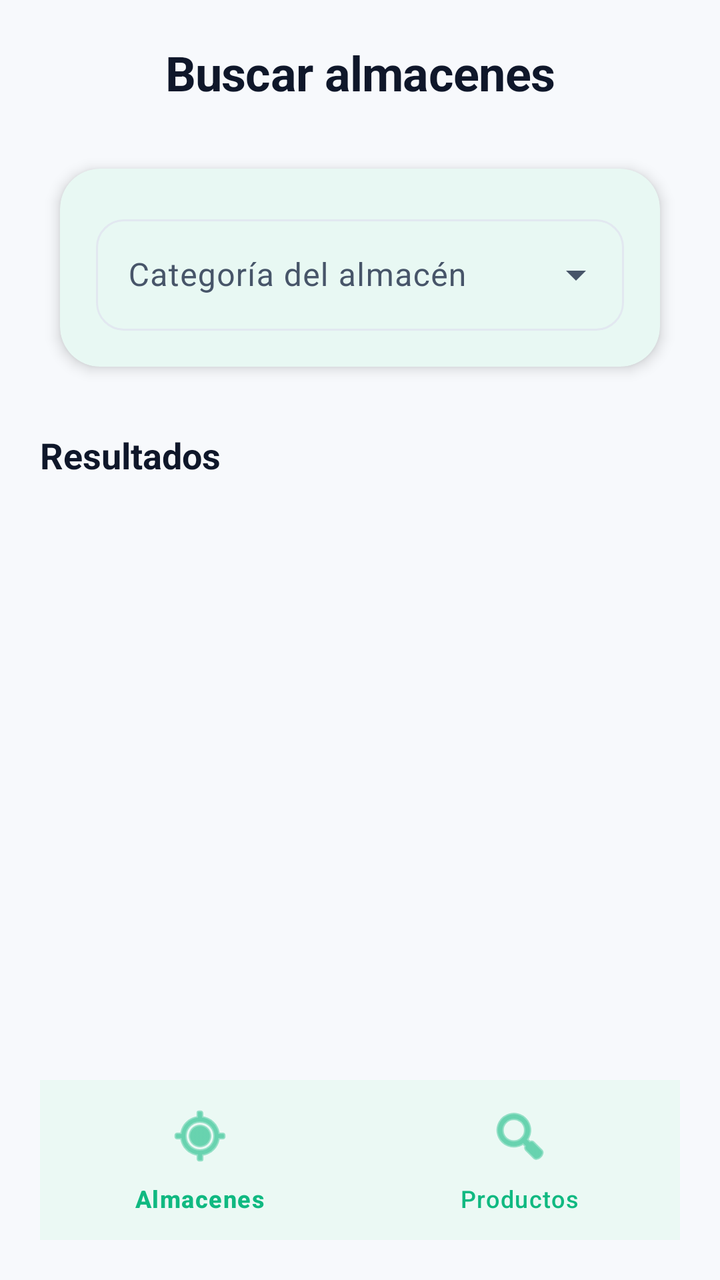
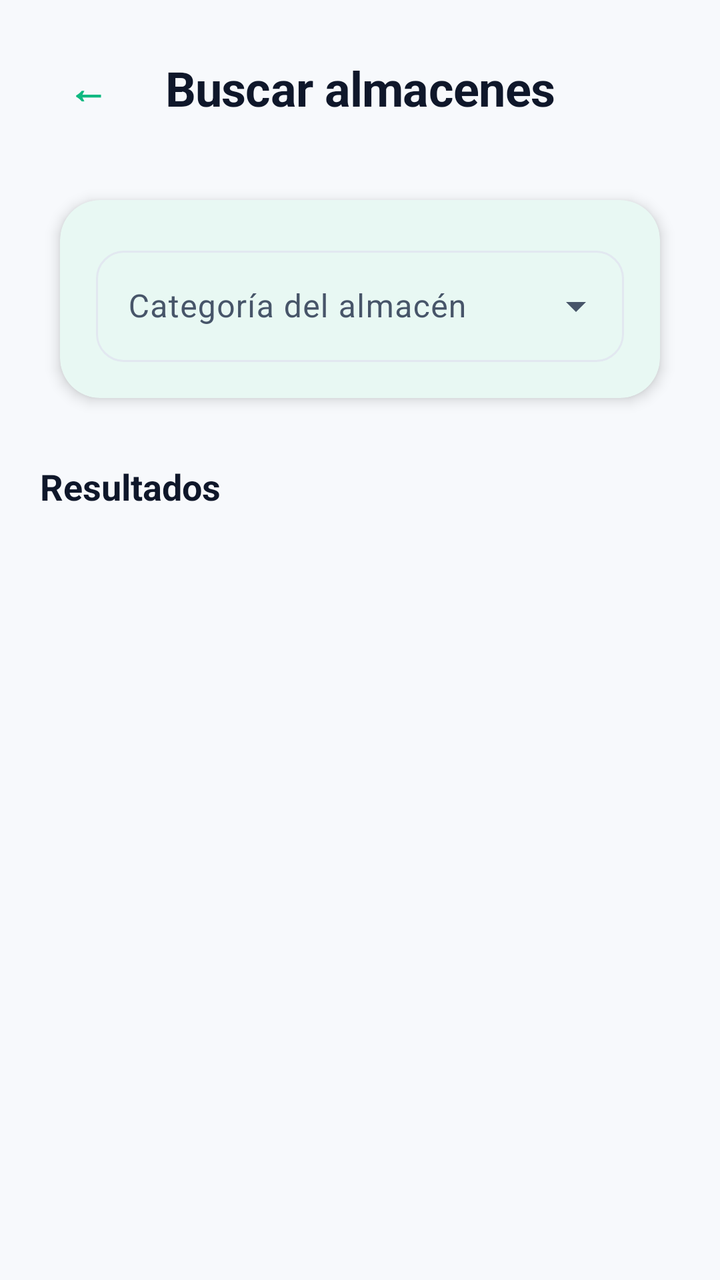

The first picture is an Android layout as it rendered before a commit; the second is the same layout after the commit. The layout source and the unified diff follow.
<!-- AndroidManifest.xml: application theme Theme.RutaAlmacen -->
<!-- res/layout/activity_almacenes_cercanos.xml -->
<?xml version="1.0" encoding="utf-8"?>
<androidx.constraintlayout.widget.ConstraintLayout xmlns:android="http://schemas.android.com/apk/res/android"
    xmlns:app="http://schemas.android.com/apk/res-auto"
    xmlns:tools="http://schemas.android.com/tools"
    android:id="@+id/contenedor_almacenes"
    android:layout_width="match_parent"
    android:layout_height="match_parent"
    android:background="@color/fondo_app"
    android:padding="@dimen/margen_pantalla"
    tools:context=".AlmacenesCercanosActivity">

    <TextView
        android:id="@+id/texto_titulo_almacenes"
        android:layout_width="0dp"
        android:layout_height="wrap_content"
        android:gravity="center"
        android:text="Buscar almacenes"
        android:textAppearance="@style/TextAppearance.RutaAlmacen.Comprador.TitleLarge"
        app:layout_constraintEnd_toEndOf="parent"
        app:layout_constraintStart_toStartOf="parent"
        app:layout_constraintTop_toTopOf="parent" />

    <com.google.android.material.card.MaterialCardView
        android:id="@+id/contenedor_filtro_distancia_almacenes"
        android:layout_width="0dp"
        android:layout_height="wrap_content"
        android:layout_marginTop="@dimen/espacio_lg"
        app:cardBackgroundColor="@color/fondo_card"
        app:cardCornerRadius="@dimen/radio_card"
        app:cardElevation="@dimen/elevacion_card"
        app:cardUseCompatPadding="true"
        app:strokeWidth="0dp"
        app:layout_constraintEnd_toEndOf="parent"
        app:layout_constraintStart_toStartOf="parent"
        app:layout_constraintTop_toBottomOf="@id/texto_titulo_almacenes">

        <LinearLayout
            android:layout_width="match_parent"
            android:layout_height="wrap_content"
            android:orientation="vertical"
            android:padding="@dimen/padding_card">

            <com.google.android.material.textfield.TextInputLayout
                android:id="@+id/contenedor_categoria_almacenes"
                style="@style/Widget.Material3.TextInputLayout.OutlinedBox.ExposedDropdownMenu"
                android:layout_width="match_parent"
                android:layout_height="wrap_content"
                android:hint="Categoría del almacén"
                app:endIconMode="dropdown_menu"
                app:hintTextAppearance="@style/TextAppearance.RutaAlmacen.Comprador.BodyMedium">

                <AutoCompleteTextView
                    android:id="@+id/campo_categoria_almacenes"
                    android:layout_width="match_parent"
                    android:layout_height="wrap_content"
                    android:inputType="none" />
            </com.google.android.material.textfield.TextInputLayout>
        </LinearLayout>
    </com.google.android.material.card.MaterialCardView>

    <TextView
        android:id="@+id/texto_sin_almacenes"
        android:layout_width="0dp"
        android:layout_height="wrap_content"
        android:layout_marginTop="@dimen/espacio_lg"
        android:gravity="center"
        android:text="No se encontraron almacenes"
        android:textAppearance="@style/TextAppearance.RutaAlmacen.Comprador.BodyMedium"
        android:visibility="gone"
        app:layout_constraintEnd_toEndOf="parent"
        app:layout_constraintStart_toStartOf="parent"
        app:layout_constraintTop_toBottomOf="@id/contenedor_filtro_distancia_almacenes" />

    <TextView
        android:id="@+id/texto_resultados_almacenes"
        android:layout_width="0dp"
        android:layout_height="wrap_content"
        android:layout_marginTop="@dimen/espacio_lg"
        android:text="Resultados"
        android:textAppearance="@style/TextAppearance.RutaAlmacen.Comprador.TitleMedium"
        app:layout_constraintEnd_toEndOf="parent"
        app:layout_constraintStart_toStartOf="parent"
        app:layout_constraintTop_toBottomOf="@id/contenedor_filtro_distancia_almacenes" />

    <androidx.recyclerview.widget.RecyclerView
        android:id="@+id/recycler_almacenes"
        android:layout_width="0dp"
        android:layout_height="0dp"
        android:layout_marginTop="@dimen/espacio_sm"
        android:clipToPadding="false"
        android:paddingBottom="@dimen/espacio_lg"
        app:layout_constraintBottom_toTopOf="@id/nav_comprador"
        app:layout_constraintEnd_toEndOf="parent"
        app:layout_constraintStart_toStartOf="parent"
        app:layout_constraintTop_toBottomOf="@id/texto_resultados_almacenes"
        tools:listitem="@layout/item_almacen_cercano" />

    <com.google.android.material.bottomnavigation.BottomNavigationView
        android:id="@+id/nav_comprador"
        android:layout_width="0dp"
        android:layout_height="wrap_content"
        android:background="@color/fondo_card"
        app:itemIconSize="@dimen/ancho_icono_grande"
        app:itemIconTint="@color/colorPrimary"
        app:itemTextAppearanceActive="@style/TextAppearance.RutaAlmacen.Comprador.Nav"
        app:itemTextAppearanceInactive="@style/TextAppearance.RutaAlmacen.Comprador.Nav"
        app:itemTextColor="@color/colorPrimary"
        app:labelVisibilityMode="labeled"
        app:layout_constraintBottom_toBottomOf="parent"
        app:layout_constraintEnd_toEndOf="parent"
        app:layout_constraintStart_toStartOf="parent"
        app:menu="@menu/menu_comprador" />

    <LinearLayout
        android:id="@+id/contenedor_carga_almacenes"
        android:layout_width="0dp"
        android:layout_height="0dp"
        android:clickable="true"
        android:focusable="true"
        android:gravity="center"
        android:orientation="vertical"
        android:visibility="gone"
        app:layout_constraintBottom_toBottomOf="parent"
        app:layout_constraintEnd_toEndOf="parent"
        app:layout_constraintStart_toStartOf="parent"
        app:layout_constraintTop_toTopOf="parent">

        <com.google.android.material.card.MaterialCardView
            android:layout_width="wrap_content"
            android:layout_height="wrap_content"
            app:cardBackgroundColor="@color/fondo_card"
            app:cardCornerRadius="@dimen/radio_card"
            app:cardElevation="@dimen/elevacion_card"
            app:cardUseCompatPadding="true"
            app:strokeWidth="0dp">

            <LinearLayout
                android:layout_width="wrap_content"
                android:layout_height="wrap_content"
                android:gravity="center"
                android:orientation="vertical"
                android:padding="@dimen/padding_card">

                <com.google.android.material.progressindicator.CircularProgressIndicator
                    android:layout_width="@dimen/espacio_3xl"
                    android:layout_height="@dimen/espacio_3xl"
                    app:indicatorSize="@dimen/espacio_3xl"
                    app:trackThickness="@dimen/espacio_xs" />

                <TextView
                    android:layout_width="wrap_content"
                    android:layout_height="wrap_content"
                    android:layout_marginTop="@dimen/espacio_sm"
                    android:text="Cargando..."
                    android:textAppearance="@style/TextAppearance.RutaAlmacen.Comprador.BodyMedium" />
            </LinearLayout>
        </com.google.android.material.card.MaterialCardView>
    </LinearLayout>

</androidx.constraintlayout.widget.ConstraintLayout>
<!-- res/layout/item_almacen_cercano.xml (included above) -->
<?xml version="1.0" encoding="utf-8"?>
<com.google.android.material.card.MaterialCardView xmlns:android="http://schemas.android.com/apk/res/android"
    xmlns:app="http://schemas.android.com/apk/res-auto"
    android:layout_width="match_parent"
    android:layout_height="wrap_content"
    android:layout_marginHorizontal="@dimen/espacio_xs"
    android:layout_marginVertical="@dimen/espacio_xs"
    app:cardBackgroundColor="@color/fondo_card"
    app:cardCornerRadius="@dimen/radio_card"
    app:cardElevation="@dimen/elevacion_card"
    app:cardUseCompatPadding="true"
    app:strokeWidth="0dp">

    <LinearLayout
        android:layout_width="match_parent"
        android:layout_height="wrap_content"
        android:orientation="vertical"
        android:padding="@dimen/padding_card">

        <LinearLayout
            android:layout_width="match_parent"
            android:layout_height="wrap_content"
            android:gravity="center_vertical"
            android:orientation="horizontal">

            <TextView
                android:id="@+id/texto_nombre_almacen"
                android:layout_width="0dp"
                android:layout_height="wrap_content"
                android:layout_weight="1"
                android:textAppearance="@style/TextAppearance.RutaAlmacen.Comprador.TitleMedium"
                android:text="Almacén" />

            <TextView
                android:id="@+id/texto_estado_almacen"
                android:layout_width="wrap_content"
                android:layout_height="wrap_content"
                android:textAppearance="@style/TextAppearance.RutaAlmacen.Comprador.BodyMedium"
                android:textColor="@color/estado_abierto"
                android:textStyle="bold"
                android:text="Abierto" />
        </LinearLayout>

        <TextView
            android:id="@+id/texto_distancia_almacen"
            android:layout_width="match_parent"
            android:layout_height="wrap_content"
            android:layout_marginTop="@dimen/espacio_sm"
            android:textAppearance="@style/TextAppearance.RutaAlmacen.Comprador.BodyMedium"
            android:text="Distancia: 0 m" />

        <TextView
            android:id="@+id/texto_categoria_almacen"
            android:layout_width="match_parent"
            android:layout_height="wrap_content"
            android:layout_marginTop="@dimen/espacio_xs"
            android:textAppearance="@style/TextAppearance.RutaAlmacen.Comprador.BodyMedium"
            android:text="Categoría: Almacén" />

        <TextView
            android:id="@+id/texto_horario_almacen"
            android:layout_width="match_parent"
            android:layout_height="wrap_content"
            android:layout_marginTop="@dimen/espacio_xs"
            android:textAppearance="@style/TextAppearance.RutaAlmacen.Comprador.BodyMedium"
            android:text="Horario: 09:00 - 13:00 / 15:00 - 19:00" />

        <TextView
            android:id="@+id/texto_pagos_almacen"
            android:layout_width="match_parent"
            android:layout_height="wrap_content"
            android:layout_marginTop="@dimen/espacio_xs"
            android:textAppearance="@style/TextAppearance.RutaAlmacen.Comprador.BodyMedium"
            android:text="Pagos: " />

        <TextView
            android:id="@+id/texto_caja_vecina_almacen"
            android:layout_width="match_parent"
            android:layout_height="wrap_content"
            android:layout_marginTop="@dimen/espacio_xxs"
            android:textAppearance="@style/TextAppearance.RutaAlmacen.Comprador.BodyMedium"
            android:textStyle="bold"
            android:text="Caja Vecina: " />

        <LinearLayout
            android:layout_width="match_parent"
            android:layout_height="wrap_content"
            android:layout_marginTop="@dimen/espacio_md"
            android:gravity="end"
            android:orientation="horizontal">

            <com.google.android.material.button.MaterialButton
                android:id="@+id/boton_ver_stock_almacen"
                style="@style/Widget.Material3.Button.TonalButton"
                android:layout_width="0dp"
                android:layout_height="wrap_content"
                android:layout_weight="1"
                android:text="Ver stock" />

            <com.google.android.material.button.MaterialButton
                android:id="@+id/boton_llegar_almacen"
                android:layout_width="0dp"
                android:layout_height="wrap_content"
                android:layout_marginStart="@dimen/espacio_sm"
                android:layout_weight="1"
                android:text="Llegar" />
        </LinearLayout>
    </LinearLayout>

</com.google.android.material.card.MaterialCardView>
<!-- resources referenced by this layout -->
<resources>
  <color name="colorPrimary">#FF10B981</color>
  <color name="estado_abierto">#FF10B981</color>
  <color name="fondo_app">#FFF7F9FC</color>
  <color name="fondo_card">#FFFFFFFF</color>
  <dimen name="ancho_icono_grande">32dp</dimen>
  <dimen name="elevacion_card">4dp</dimen>
  <dimen name="espacio_3xl">40dp</dimen>
  <dimen name="espacio_lg">20dp</dimen>
  <dimen name="espacio_md">16dp</dimen>
  <dimen name="espacio_sm">10dp</dimen>
  <dimen name="espacio_xs">6dp</dimen>
  <dimen name="espacio_xxs">4dp</dimen>
  <dimen name="margen_pantalla">20dp</dimen>
  <dimen name="padding_card">18dp</dimen>
  <dimen name="radio_card">20dp</dimen>
  <style name="TextAppearance.RutaAlmacen.Comprador.BodyMedium" parent="TextAppearance.Material3.BodyLarge">
          <item name="android:textSize">@dimen/texto_cuerpo_lg</item>
          <item name="android:textColor">@color/texto_secundario</item>
      </style>
  <style name="TextAppearance.RutaAlmacen.Comprador.Nav" parent="TextAppearance.Material3.LabelMedium">
          <item name="android:textSize">@dimen/texto_cuerpo_sm</item>
          <item name="android:textColor">@color/texto_secundario</item>
      </style>
  <style name="TextAppearance.RutaAlmacen.Comprador.TitleLarge" parent="TextAppearance.Material3.HeadlineMedium">
          <item name="android:textSize">@dimen/texto_titulo_xl</item>
          <item name="android:textColor">@color/texto_principal</item>
          <item name="android:textStyle">bold</item>
          <item name="android:letterSpacing">-0.01</item>
      </style>
  <style name="TextAppearance.RutaAlmacen.Comprador.TitleMedium" parent="TextAppearance.Material3.TitleLarge">
          <item name="android:textSize">18sp</item>
          <item name="android:textColor">@color/texto_principal</item>
          <item name="android:textStyle">bold</item>
      </style>
  <style name="Theme.RutaAlmacen" parent="Base.Theme.RutaAlmacen" />
  <dimen name="texto_cuerpo_lg">16sp</dimen>
  <color name="texto_secundario">#FF475569</color>
  <dimen name="texto_cuerpo_sm">12sp</dimen>
  <dimen name="texto_titulo_xl">24sp</dimen>
  <color name="texto_principal">#FF0F172A</color>
  <color name="colorOnPrimary">#FFFFFFFF</color>
  <color name="colorPrimaryLight">#FFD1FAE5</color>
  <color name="texto_en_pastel">#FF0F766E</color>
  <color name="colorSecondary">#FFF59E0B</color>
  <color name="colorOnSecondary">#FFFFFFFF</color>
  <color name="colorSecondaryLight">#FFFEF3C7</color>
  <color name="colorTertiary">#FF6366F1</color>
  <color name="colorTertiaryLight">#FFE0E7FF</color>
  <color name="colorAccent">#FFEF4444</color>
  <color name="colorAccentLight">#FFFEE2E2</color>
  <color name="borde_sutil">#FFE2E8F0</color>
  <color name="divisor">#FFF1F5F9</color>
  <style name="Widget.RutaAlmacen.CardView" parent="Widget.Material3.CardView.Filled">
          <item name="cardCornerRadius">@dimen/radio_card</item>
          <item name="cardElevation">@dimen/elevacion_card</item>
          <item name="cardBackgroundColor">@color/fondo_card</item>
          <item name="strokeWidth">0dp</item>
          <item name="cardUseCompatPadding">true</item>
      </style>
  <style name="Widget.RutaAlmacen.Button" parent="Widget.Material3.Button">
          <item name="cornerRadius">@dimen/radio_boton</item>
          <item name="android:minHeight">@dimen/alto_boton</item>
          <item name="android:textSize">@dimen/texto_titulo_sm</item>
          <item name="android:textStyle">bold</item>
          <item name="android:letterSpacing">0.01</item>
          <item name="android:paddingTop">14dp</item>
          <item name="android:paddingBottom">14dp</item>
          <item name="android:textAllCaps">false</item>
          <item name="iconPadding">10dp</item>
      </style>
  <dimen name="radio_boton">24dp</dimen>
  <dimen name="alto_boton">56dp</dimen>
  <dimen name="texto_titulo_sm">16sp</dimen>
  <dimen name="radio_input">14dp</dimen>
  <!-- unchanged entries left out for length: 2 -->
</resources>

<!-- the commit's change to res/layout/activity_almacenes_cercanos.xml (unified diff, before → after) -->
@@ -9,16 +9,43 @@
     android:padding="@dimen/margen_pantalla"
     tools:context=".AlmacenesCercanosActivity">
 
-    <TextView
-        android:id="@+id/texto_titulo_almacenes"
-        android:layout_width="0dp"
-        android:layout_height="wrap_content"
-        android:gravity="center"
-        android:text="Buscar almacenes"
-        android:textAppearance="@style/TextAppearance.RutaAlmacen.Comprador.TitleLarge"
-        app:layout_constraintEnd_toEndOf="parent"
-        app:layout_constraintStart_toStartOf="parent"
-        app:layout_constraintTop_toTopOf="parent" />
+    <LinearLayout
+        android:id="@+id/header_almacenes"
+        android:layout_width="0dp"
+        android:layout_height="wrap_content"
+        android:gravity="center_vertical"
+        android:orientation="horizontal"
+        app:layout_constraintEnd_toEndOf="parent"
+        app:layout_constraintStart_toStartOf="parent"
+        app:layout_constraintTop_toTopOf="parent">
+
+        <com.google.android.material.button.MaterialButton
+            android:id="@+id/boton_volver_home"
+            style="@style/Widget.Material3.Button.TextButton"
+            android:layout_width="48dp"
+            android:layout_height="48dp"
+            android:insetTop="0dp"
+            android:insetBottom="0dp"
+            android:minWidth="0dp"
+            android:minHeight="0dp"
+            android:padding="0dp"
+            android:text="←"
+            android:textSize="20sp"
+            app:cornerRadius="24dp" />
+
+        <TextView
+            android:id="@+id/texto_titulo_almacenes"
+            android:layout_width="0dp"
+            android:layout_height="wrap_content"
+            android:layout_weight="1"
+            android:gravity="center"
+            android:text="Buscar almacenes"
+            android:textAppearance="@style/TextAppearance.RutaAlmacen.Comprador.TitleLarge" />
+
+        <View
+            android:layout_width="48dp"
+            android:layout_height="48dp" />
+    </LinearLayout>
 
     <com.google.android.material.card.MaterialCardView
         android:id="@+id/contenedor_filtro_distancia_almacenes"
@@ -32,7 +59,7 @@
         app:strokeWidth="0dp"
         app:layout_constraintEnd_toEndOf="parent"
         app:layout_constraintStart_toStartOf="parent"
-        app:layout_constraintTop_toBottomOf="@id/texto_titulo_almacenes">
+        app:layout_constraintTop_toBottomOf="@id/header_almacenes">
 
         <LinearLayout
             android:layout_width="match_parent"
@@ -89,27 +116,11 @@
         android:layout_marginTop="@dimen/espacio_sm"
         android:clipToPadding="false"
         android:paddingBottom="@dimen/espacio_lg"
-        app:layout_constraintBottom_toTopOf="@id/nav_comprador"
+        app:layout_constraintBottom_toBottomOf="parent"
         app:layout_constraintEnd_toEndOf="parent"
         app:layout_constraintStart_toStartOf="parent"
         app:layout_constraintTop_toBottomOf="@id/texto_resultados_almacenes"
         tools:listitem="@layout/item_almacen_cercano" />
-
-    <com.google.android.material.bottomnavigation.BottomNavigationView
-        android:id="@+id/nav_comprador"
-        android:layout_width="0dp"
-        android:layout_height="wrap_content"
-        android:background="@color/fondo_card"
-        app:itemIconSize="@dimen/ancho_icono_grande"
-        app:itemIconTint="@color/colorPrimary"
-        app:itemTextAppearanceActive="@style/TextAppearance.RutaAlmacen.Comprador.Nav"
-        app:itemTextAppearanceInactive="@style/TextAppearance.RutaAlmacen.Comprador.Nav"
-        app:itemTextColor="@color/colorPrimary"
-        app:labelVisibilityMode="labeled"
-        app:layout_constraintBottom_toBottomOf="parent"
-        app:layout_constraintEnd_toEndOf="parent"
-        app:layout_constraintStart_toStartOf="parent"
-        app:menu="@menu/menu_comprador" />
 
     <LinearLayout
         android:id="@+id/contenedor_carga_almacenes"
<!-- resource entries referenced after the edit -->
@@ -4,7 +4,6 @@
   <color name="estado_abierto">#FF10B981</color>
   <color name="fondo_app">#FFF7F9FC</color>
   <color name="fondo_card">#FFFFFFFF</color>
-  <dimen name="ancho_icono_grande">32dp</dimen>
   <dimen name="elevacion_card">4dp</dimen>
   <dimen name="espacio_3xl">40dp</dimen>
   <dimen name="espacio_lg">20dp</dimen>
@@ -17,10 +16,6 @@
   <dimen name="radio_card">20dp</dimen>
   <style name="TextAppearance.RutaAlmacen.Comprador.BodyMedium" parent="TextAppearance.Material3.BodyLarge">
           <item name="android:textSize">@dimen/texto_cuerpo_lg</item>
-          <item name="android:textColor">@color/texto_secundario</item>
-      </style>
-  <style name="TextAppearance.RutaAlmacen.Comprador.Nav" parent="TextAppearance.Material3.LabelMedium">
-          <item name="android:textSize">@dimen/texto_cuerpo_sm</item>
           <item name="android:textColor">@color/texto_secundario</item>
       </style>
   <style name="TextAppearance.RutaAlmacen.Comprador.TitleLarge" parent="TextAppearance.Material3.HeadlineMedium">
@@ -37,7 +32,6 @@
   <style name="Theme.RutaAlmacen" parent="Base.Theme.RutaAlmacen" />
   <dimen name="texto_cuerpo_lg">16sp</dimen>
   <color name="texto_secundario">#FF475569</color>
-  <dimen name="texto_cuerpo_sm">12sp</dimen>
   <dimen name="texto_titulo_xl">24sp</dimen>
   <color name="texto_principal">#FF0F172A</color>
   <color name="colorOnPrimary">#FFFFFFFF</color>
